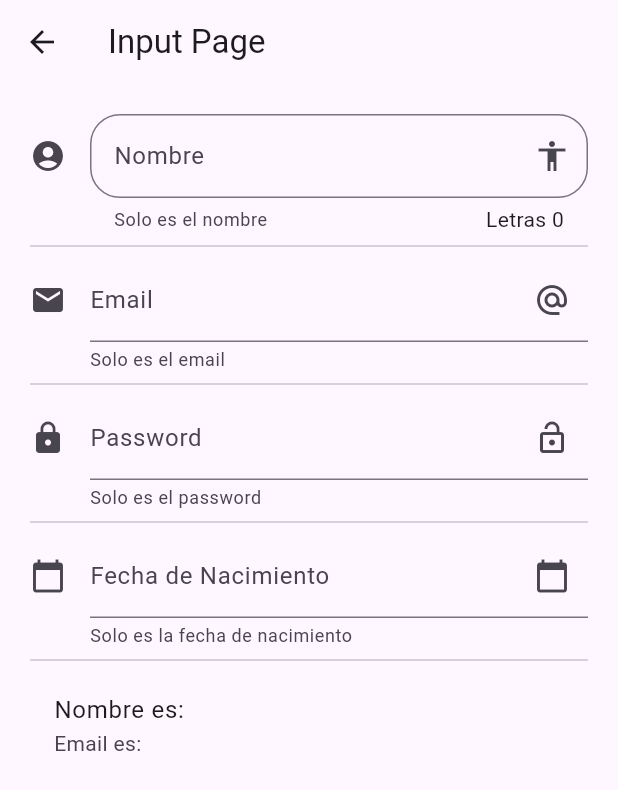
After one commit to juanframart2011/flutter-component, a Flutter app: the screen it shows after launch, after a tap on "Inputs", on a phone screen of 412 x 824 dp. The commit adds this screen. Shown: the top 790 px of the screen. Run offline on Flutter 3.47's test engine with Material 3 defaults, Android fonts, the phone set to English and light mode, and no system bars; network calls fail.

Commit message:
vista de animate e inputs

```diff
--- a/lib/main.dart
+++ b/lib/main.dart
@@ -1,6 +1,7 @@
 import 'package:flutter/material.dart';
 import 'package:flutter_component/src/pages/home_page.dart';
 import 'package:flutter_component/src/routes/routes.dart';
+import 'package:flutter_localizations/flutter_localizations.dart';
 //import 'package:flutter_component/src/pages/home_temp.dart';
 
 void main() => runApp(const MyApp());
@@ -11,7 +12,7 @@ class MyApp extends StatelessWidget {
   @override
   Widget build(BuildContext context) {
     return MaterialApp(
-        debugShowCheckedModeBanner: false,
+      debugShowCheckedModeBanner: false,
       title: 'Componente App',
       //home: HomePage(),
       initialRoute: '/',
@@ -21,6 +22,14 @@ class MyApp extends StatelessWidget {
           builder: (context) => HomePage(),
         );
       },
+      localizationsDelegates: const [
+        GlobalMaterialLocalizations.delegate,
+        GlobalWidgetsLocalizations.delegate,
+      ],
+      supportedLocales: const [
+        Locale('es', 'ES'),
+        Locale('en', 'US'),
+      ],
     );
   }
 }
--- /dev/null
+++ b/lib/src/pages/input_page.dart
@@ -0,0 +1,142 @@
+import 'package:flutter/material.dart';
+
+class InputPage extends StatefulWidget {
+  const InputPage({super.key});
+
+  @override
+  State<InputPage> createState() => _InputPageState();
+}
+
+class _InputPageState extends State<InputPage> {
+
+  String _nombre = '';
+  String _email = '';
+  String _password = '';
+  String _fecha = '';
+  TextEditingController _inputFieldDateController = TextEditingController();
+
+  @override
+  Widget build(BuildContext context) {
+    return Scaffold(
+      appBar: AppBar(
+        title: const Text('Input Page'),
+      ),
+      body: ListView(
+        padding: const EdgeInsets.all(20.0),
+        children: <Widget>[
+          _crearInput(),
+          Divider(),
+          _crearEmail(),
+          Divider(),
+          _crearPassword(),
+          Divider(),
+          _crearFecha(context),
+          Divider(),
+          _crearPersona(),
+        ],
+      ),
+    );
+  }
+  Widget _crearInput() {
+    return TextField(
+      textCapitalization: TextCapitalization.words,
+      decoration: InputDecoration(
+        border: OutlineInputBorder(
+          borderRadius: BorderRadius.circular(20.0),
+          borderSide: const BorderSide(color: Colors.blue, width: 2.0),
+        ),
+        focusedBorder: OutlineInputBorder(
+          borderRadius: BorderRadius.circular(20.0),
+          borderSide: const BorderSide(color: Colors.red, width: 2.0),
+        ),
+        counter: Text('Letras ${_nombre.length}'),
+        counterStyle: TextStyle(color: Colors.red),
+        hintText: 'Nombre',
+        labelText: 'Nombre',
+        helperText: 'Solo es el nombre',
+        suffixIcon: Icon(Icons.accessibility),
+        icon: Icon(Icons.account_circle),
+      ),
+      onChanged: (valor) {
+        setState(() {
+          _nombre = valor;
+        });
+      },
+    );
+  }
+  Widget _crearEmail() {
+    return TextField(
+      keyboardType: TextInputType.emailAddress,
+      decoration: InputDecoration(
+        hintText: 'Email',
+        labelText: 'Email',
+        helperText: 'Solo es el email',
+        suffixIcon: const Icon(Icons.alternate_email),
+        icon: const Icon(Icons.email),
+      ),
+      onChanged: (valor) {
+        setState(() {
+          _email = valor;
+        });
+      },
+    );
+  }
+  Widget _crearPassword() {
+    return TextField(
+      obscureText: true,
+      decoration: InputDecoration(
+        hintText: 'Password',
+        labelText: 'Password',
+        helperText: 'Solo es el password',
+        suffixIcon: const Icon(Icons.lock_open),
+        icon: const Icon(Icons.lock),
+      ),
+      onChanged: (valor) {
+        setState(() {
+          _password = valor;
+        });
+      },
+    );
+  }
+  Widget _crearFecha(context) {
+    return TextField(
+      enableInteractiveSelection: false,
+      controller: _inputFieldDateController,
+      decoration: InputDecoration(
+        hintText: 'Fecha de Nacimiento',
+        labelText: 'Fecha de Nacimiento',
+        helperText: 'Solo es la fecha de nacimiento',
+        suffixIcon: const Icon(Icons.calendar_today),
+        icon: const Icon(Icons.calendar_today),
+      ),
+      onTap: () {
+        FocusScope.of(context).requestFocus(FocusNode());
+        _selectDate(context);
+      },
+    );
+  }
+  _selectDate(context) async {
+    DateTime? picked = await showDatePicker(
+      context: context,
+      initialDate: new DateTime.now(),
+      firstDate: new DateTime(2015),
+      lastDate: new DateTime(2026),
+      locale: Locale('es', 'ES'),
+    );
+    if (picked != null) {
+      setState(() {
+        //_fecha = '${picked.day}/${picked.month}/${picked.year}';
+        _fecha = picked.toString().substring(0, 10);
+        _inputFieldDateController.text = _fecha;
+      });
+    }
+  }
+
+  Widget _crearPersona() {
+    return ListTile(
+      title: Text('Nombre es: $_nombre'),
+      subtitle: Text('Email es: $_email'),
+      trailing: Text(_fecha),
+    );
+  }
+}
--- a/lib/src/routes/routes.dart
+++ b/lib/src/routes/routes.dart
@@ -1,8 +1,10 @@
 import 'package:flutter/material.dart';
 import 'package:flutter_component/src/pages/alert_page.dart';
+import 'package:flutter_component/src/pages/animated_container.dart';
 import 'package:flutter_component/src/pages/avatar_page.dart';
 import 'package:flutter_component/src/pages/card_page.dart';
 import 'package:flutter_component/src/pages/home_page.dart';
+import 'package:flutter_component/src/pages/input_page.dart';
 
 Map<String, WidgetBuilder> getApplicationRoutes() {
   return <String, WidgetBuilder>{
@@ -10,5 +12,7 @@ Map<String, WidgetBuilder> getApplicationRoutes() {
     'alert': (BuildContext context) => AlertPage(),
     'avatar': (BuildContext context) => AvatarPage(),
     'card': (BuildContext context) => CardPage(),
+    'animated_container': (BuildContext context) => AnimatedContainerPage(),
+    'inputs': (BuildContext context) => InputPage(),
   };
 }
--- a/lib/src/utils/icono_string_util.dart
+++ b/lib/src/utils/icono_string_util.dart
@@ -19,6 +19,8 @@ final _icons = <String, IconData>{
   'add_shopping_cart': Icons.add_shopping_cart,
   'folder_open': Icons.folder_open,
   'folder_shared': Icons.folder_shared,
+  'donut_large': Icons.donut_large,
+  'input': Icons.input,
 };
 
 Icon getIcon( String nombreIcono ){
--- a/pubspec.yaml
+++ b/pubspec.yaml
@@ -29,6 +29,8 @@ environment:
 # versions available, run `flutter pub outdated`.
 dependencies:
   flutter:
+    sdk: flutter
+  flutter_localizations:
     sdk: flutter
 
   # The following adds the Cupertino Icons font to your application.
```
Also changed, not shown: data/menu_opts.json (+10 -0 lines), lib/src/pages/animated_container.dart (added, +61 -0 lines), pubspec.lock.
